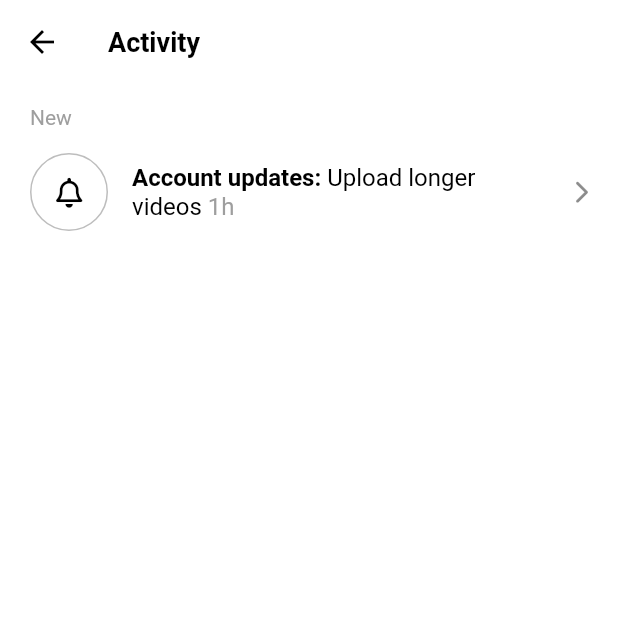
After one commit to HyungwonJin/tiktok, a Flutter app: the screen it shows after launch, item 4 of the bottom bar chosen, after a tap on "Activity", on a phone screen of 412 x 824 dp, the top half of it. The commit adds this screen. Run offline on Flutter 3.47's test engine with Material 2 defaults, Android fonts, the phone set to English and light mode, and no system bars; our stand-ins replace font_awesome_flutter, video_player, visibility_detector; network calls fail.

Commit message:
feat: RichText

```diff
--- /dev/null
+++ b/lib/features/inbox/activity_screen.dart
@@ -0,0 +1,83 @@
+import 'package:flutter/material.dart';
+import 'package:font_awesome_flutter/font_awesome_flutter.dart';
+import 'package:tiktok_clone/constants/gaps.dart';
+import 'package:tiktok_clone/constants/sizes.dart';
+
+class ActivityScreen extends StatelessWidget {
+  const ActivityScreen({super.key});
+
+  @override
+  Widget build(BuildContext context) {
+    return Scaffold(
+      appBar: AppBar(
+        title: const Text("Activity"),
+      ),
+      body: ListView(
+        padding: const EdgeInsets.symmetric(
+          horizontal: Sizes.size20,
+        ),
+        children: [
+          Gaps.v14,
+          Text(
+            "New",
+            style: TextStyle(
+              fontSize: Sizes.size14,
+              color: Colors.grey.shade500,
+            ),
+          ),
+          Gaps.v14,
+          ListTile(
+            contentPadding: EdgeInsets.zero,
+            leading: Container(
+              width: Sizes.size52,
+              decoration: BoxDecoration(
+                shape: BoxShape.circle,
+                color: Colors.white,
+                border: Border.all(
+                  color: Colors.grey.shade400,
+                  width: Sizes.size1,
+                ),
+              ),
+              child: const Center(
+                child: FaIcon(
+                  FontAwesomeIcons.bell,
+                  color: Colors.black,
+                  size: Sizes.size20,
+                ),
+              ),
+            ),
+            title: RichText(
+              text: TextSpan(
+                text: "Account updates:",
+                style: const TextStyle(
+                  fontWeight: FontWeight.w600,
+                  color: Colors.black,
+                  fontSize: Sizes.size16,
+                ),
+                children: [
+                  const TextSpan(
+                    text: " Upload longer videos",
+                    style: TextStyle(
+                      fontWeight: FontWeight.normal,
+                    ),
+                  ),
+                  TextSpan(
+                    text: " 1h",
+                    style: TextStyle(
+                      fontWeight: FontWeight.normal,
+                      color: Colors.grey.shade500,
+                    ),
+                  ),
+                ],
+              ),
+            ),
+            trailing: const FaIcon(
+              FontAwesomeIcons.chevronRight,
+              size: Sizes.size16,
+            ),
+          ),
+        ],
+      ),
+    );
+  }
+}
--- a/lib/features/inbox/inbox_screen.dart
+++ b/lib/features/inbox/inbox_screen.dart
@@ -1,12 +1,21 @@
 import 'package:flutter/material.dart';
 import 'package:font_awesome_flutter/font_awesome_flutter.dart';
 import 'package:tiktok_clone/constants/sizes.dart';
+import 'package:tiktok_clone/features/inbox/activity_screen.dart';
 
 class InboxScreen extends StatelessWidget {
   const InboxScreen({super.key});
 
   void _onDmPressed() {
     print("DM pressed");
+  }
+
+  void _onActivityTap(BuildContext context) {
+    Navigator.of(context).push(
+      MaterialPageRoute(
+        builder: (context) => const ActivityScreen(),
+      ),
+    );
   }
 
   @override
@@ -24,15 +33,16 @@ class InboxScreen extends StatelessWidget {
       ),
       body: ListView(
         children: [
-          const ListTile(
-            title: Text(
+          ListTile(
+            onTap: () => _onActivityTap(context),
+            title: const Text(
               "Activity",
               style: TextStyle(
                 fontWeight: FontWeight.w600,
                 fontSize: Sizes.size16,
               ),
             ),
-            trailing: FaIcon(
+            trailing: const FaIcon(
               FontAwesomeIcons.chevronRight,
               size: Sizes.size14,
               color: Colors.black,
```
